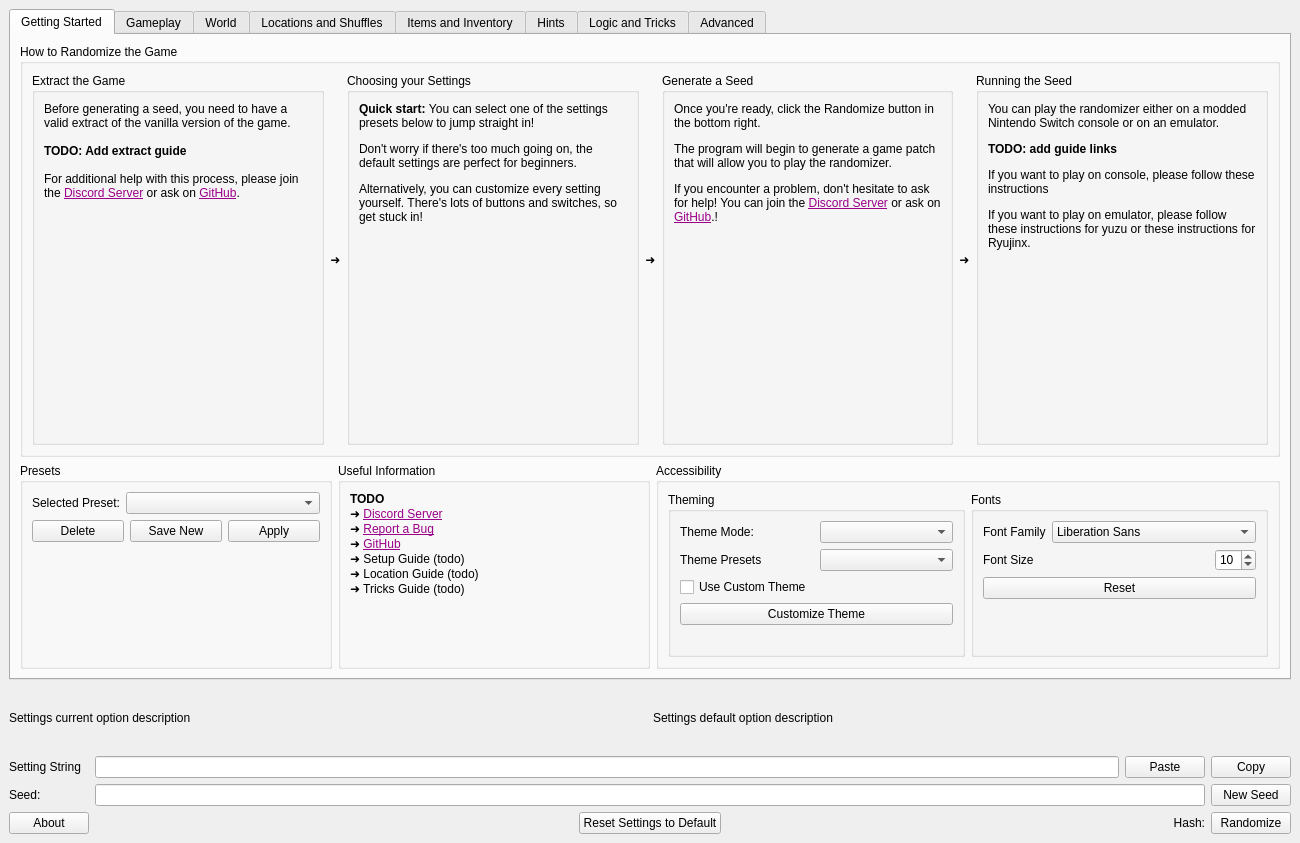
The window that gui/ui/main.ui (mint-choc-chip-skyblade/sshd-rando) describes before a commit, drawn with Qt 5.
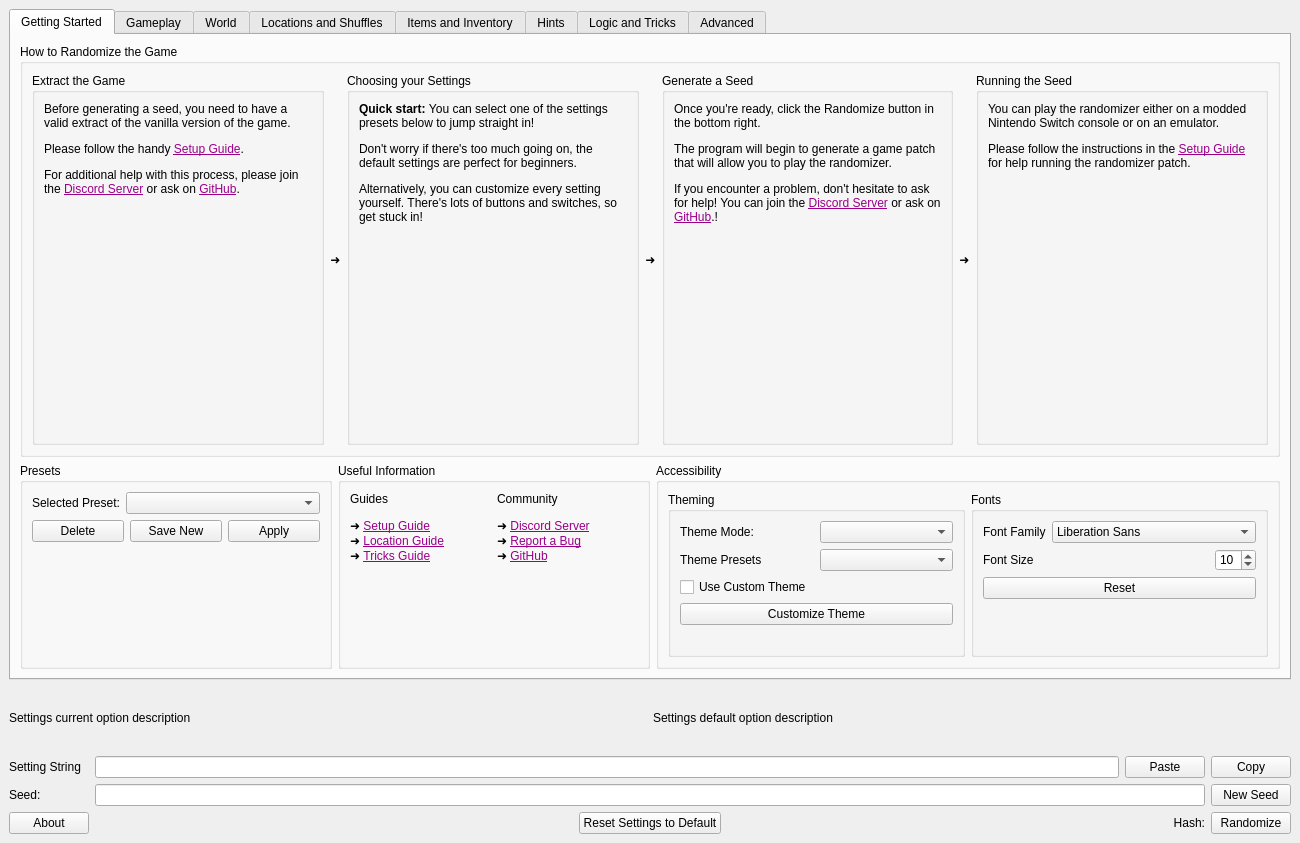
The same window after the commit. The open tabs and pages were chosen to show the change. Custom widgets are drawn as their Qt base class.

Commit message: Add getting started dialog to get extract from the user

What changed in the file:
```diff
--- a/gui/ui/main.ui
+++ b/gui/ui/main.ui
@@ -82,7 +82,16 @@
                  </sizepolicy>
                 </property>
                 <property name="text">
-                 <string>&lt;html&gt;&lt;head/&gt;&lt;body&gt;&lt;p&gt;Before generating a seed, you need to have a valid extract of the vanilla version of the game.&lt;br/&gt;&lt;br/&gt;&lt;span style=&quot; font-weight:700;&quot;&gt;TODO: Add extract guide&lt;/span&gt;&lt;br/&gt;&lt;br/&gt;For additional help with this process, please join the &lt;a href=&quot;https://discord.gg/zkm6yncD&quot;&gt;&lt;span style=&quot; text-decoration: underline; color:#9a0089;&quot;&gt;Discord Server&lt;/span&gt;&lt;/a&gt; or ask on &lt;a href=&quot;https://github.com/mint-choc-chip-skyblade/sshd-rando/issues&quot;&gt;&lt;span style=&quot; text-decoration: underline; color:#9a0089;&quot;&gt;GitHub&lt;/span&gt;&lt;/a&gt;.&lt;/p&gt;&lt;/body&gt;&lt;/html&gt;</string>
+                 <string>&lt;!DOCTYPE HTML PUBLIC &quot;-//W3C//DTD HTML 4.0//EN&quot; &quot;http://www.w3.org/TR/REC-html40/strict.dtd&quot;&gt;
+&lt;html&gt;&lt;head&gt;&lt;meta name=&quot;qrichtext&quot; content=&quot;1&quot; /&gt;&lt;meta charset=&quot;utf-8&quot; /&gt;&lt;style type=&quot;text/css&quot;&gt;
+p, li { white-space: pre-wrap; }
+hr { height: 1px; border-width: 0; }
+li.unchecked::marker { content: &quot;\2610&quot;; }
+li.checked::marker { content: &quot;\2612&quot;; }
+&lt;/style&gt;&lt;/head&gt;&lt;body style=&quot; font-family:'Segoe UI'; font-size:9pt; font-weight:400; font-style:normal;&quot;&gt;
+&lt;p style=&quot; margin-top:12px; margin-bottom:12px; margin-left:0px; margin-right:0px; -qt-block-indent:0; text-indent:0px;&quot;&gt;Before generating a seed, you need to have a valid extract of the vanilla version of the game.&lt;/p&gt;
+&lt;p style=&quot; margin-top:12px; margin-bottom:12px; margin-left:0px; margin-right:0px; -qt-block-indent:0; text-indent:0px;&quot;&gt;Please follow the handy &lt;a href=&quot;https://docs.google.com/document/d/1HHQRXND0n-ZrmhEl4eXjzMANQ-xHK3pKKXPQqSbwXwY/edit#heading=h.pao81jj67p20&quot;&gt;&lt;span style=&quot; text-decoration: underline; color:#9a0089;&quot;&gt;Setup Guide&lt;/span&gt;&lt;/a&gt;.&lt;/p&gt;
+&lt;p style=&quot; margin-top:12px; margin-bottom:12px; margin-left:0px; margin-right:0px; -qt-block-indent:0; text-indent:0px;&quot;&gt;For additional help with this process, please join the &lt;a href=&quot;https://discord.gg/zkm6yncD&quot;&gt;&lt;span style=&quot; text-decoration: underline; color:#9a0089;&quot;&gt;Discord Server&lt;/span&gt;&lt;/a&gt; or ask on &lt;a href=&quot;https://github.com/mint-choc-chip-skyblade/sshd-rando/issues&quot;&gt;&lt;span style=&quot; text-decoration: underline; color:#9a0089;&quot;&gt;GitHub&lt;/span&gt;&lt;/a&gt;.&lt;/p&gt;&lt;/body&gt;&lt;/html&gt;</string>
                 </property>
                 <property name="textFormat">
                  <enum>Qt::RichText</enum>
@@ -253,7 +262,7 @@
                  </sizepolicy>
                 </property>
                 <property name="text">
-                 <string>&lt;html&gt;&lt;head/&gt;&lt;body&gt;&lt;p&gt;You can play the randomizer either on a modded Nintendo Switch console or on an emulator.&lt;/p&gt;&lt;p&gt;&lt;span style=&quot; font-weight:700;&quot;&gt;TODO: add guide links&lt;/span&gt;&lt;/p&gt;&lt;p&gt;If you want to play on console, please follow these instructions&lt;/p&gt;&lt;p&gt;If you want to play on emulator, please follow these instructions for yuzu or these instructions for Ryujinx.&lt;/p&gt;&lt;/body&gt;&lt;/html&gt;</string>
+                 <string>&lt;html&gt;&lt;head/&gt;&lt;body&gt;&lt;p&gt;You can play the randomizer either on a modded Nintendo Switch console or on an emulator.&lt;/p&gt;&lt;p&gt;Please follow the instructions in the &lt;a href=&quot;https://docs.google.com/document/d/1HHQRXND0n-ZrmhEl4eXjzMANQ-xHK3pKKXPQqSbwXwY/edit#heading=h.rs7bif5we63c&quot;&gt;&lt;span style=&quot; text-decoration: underline; color:#9a0089;&quot;&gt;Setup Guide&lt;/span&gt;&lt;/a&gt; for help running the randomizer patch.&lt;/p&gt;&lt;/body&gt;&lt;/html&gt;</string>
                 </property>
                 <property name="textFormat">
                  <enum>Qt::RichText</enum>
@@ -298,6 +307,34 @@
              <string>Useful Information</string>
             </property>
             <layout class="QHBoxLayout" name="horizontalLayout">
+             <item>
+              <widget class="QLabel" name="guides_label">
+               <property name="sizePolicy">
+                <sizepolicy hsizetype="Preferred" vsizetype="Preferred">
+                 <horstretch>0</horstretch>
+                 <verstretch>0</verstretch>
+                </sizepolicy>
+               </property>
+               <property name="text">
+                <string>&lt;html&gt;&lt;head/&gt;&lt;body&gt;&lt;p&gt;Guides&lt;/p&gt;&lt;p&gt;➜ &lt;a href=&quot;https://docs.google.com/document/d/1HHQRXND0n-ZrmhEl4eXjzMANQ-xHK3pKKXPQqSbwXwY&quot;&gt;&lt;span style=&quot; text-decoration: underline; color:#9a0089;&quot;&gt;Setup Guide&lt;/span&gt;&lt;/a&gt;&lt;br/&gt;➜ &lt;a href=&quot;https://docs.google.com/document/d/1bb6GoCBFVREc-wHscRBTfZrftN1OA639iML2azdXqXE&quot;&gt;&lt;span style=&quot; text-decoration: underline; color:#9a0089;&quot;&gt;Location Guide&lt;/span&gt;&lt;/a&gt;&lt;br/&gt;➜ &lt;a href=&quot;https://docs.google.com/document/d/1Dm0jhwXWIvPLuvl-JoRqocTKjXM_jRRmryYqpQMO_6w&quot;&gt;&lt;span style=&quot; text-decoration: underline; color:#9a0089;&quot;&gt;Tricks Guide&lt;/span&gt;&lt;/a&gt;&lt;/p&gt;&lt;/body&gt;&lt;/html&gt;</string>
+               </property>
+               <property name="textFormat">
+                <enum>Qt::RichText</enum>
+               </property>
+               <property name="alignment">
+                <set>Qt::AlignLeading|Qt::AlignLeft|Qt::AlignTop</set>
+               </property>
+               <property name="wordWrap">
+                <bool>true</bool>
+               </property>
+               <property name="openExternalLinks">
+                <bool>true</bool>
+               </property>
+               <property name="textInteractionFlags">
+                <set>Qt::LinksAccessibleByKeyboard|Qt::LinksAccessibleByMouse</set>
+               </property>
+              </widget>
+             </item>
              <item>
               <widget class="QLabel" name="community_label">
                <property name="sizePolicy">
@@ -307,7 +344,7 @@
                 </sizepolicy>
                </property>
                <property name="text">
-                <string>&lt;html&gt;&lt;head/&gt;&lt;body&gt;&lt;p&gt;&lt;span style=&quot; font-weight:700;&quot;&gt;TODO&lt;/span&gt;&lt;br/&gt;&lt;span style=&quot; font-weight:700;&quot;&gt;➜ &lt;/span&gt;&lt;a href=&quot;https://discord.gg/zkm6yncD&quot;&gt;&lt;span style=&quot; text-decoration: underline; color:#9a0089;&quot;&gt;Discord Server&lt;/span&gt;&lt;/a&gt;&lt;br/&gt;&lt;span style=&quot; font-weight:700;&quot;&gt;➜ &lt;/span&gt;&lt;a href=&quot;https://github.com/mint-choc-chip-skyblade/sshd-rando/issues&quot;&gt;&lt;span style=&quot; text-decoration: underline; color:#9a0089;&quot;&gt;Report a Bug&lt;/span&gt;&lt;/a&gt;&lt;br/&gt;&lt;span style=&quot; font-weight:700;&quot;&gt;➜ &lt;/span&gt;&lt;a href=&quot;https://github.com/mint-choc-chip-skyblade/sshd-rando&quot;&gt;&lt;span style=&quot; text-decoration: underline; color:#9a0089;&quot;&gt;GitHub&lt;/span&gt;&lt;/a&gt;&lt;br/&gt;➜ Setup Guide (todo)&lt;br/&gt;➜ Location Guide (todo)&lt;br/&gt;➜ Tricks Guide (todo)&lt;/p&gt;&lt;/body&gt;&lt;/html&gt;</string>
+                <string>&lt;html&gt;&lt;head/&gt;&lt;body&gt;&lt;p&gt;Community&lt;/p&gt;&lt;p&gt;&lt;span style=&quot; font-weight:700;&quot;&gt;➜ &lt;/span&gt;&lt;a href=&quot;https://discord.gg/zkm6yncD&quot;&gt;&lt;span style=&quot; text-decoration: underline; color:#9a0089;&quot;&gt;Discord Server&lt;/span&gt;&lt;/a&gt;&lt;br/&gt;&lt;span style=&quot; font-weight:700;&quot;&gt;➜ &lt;/span&gt;&lt;a href=&quot;https://github.com/mint-choc-chip-skyblade/sshd-rando/issues&quot;&gt;&lt;span style=&quot; text-decoration: underline; color:#9a0089;&quot;&gt;Report a Bug&lt;/span&gt;&lt;/a&gt;&lt;br/&gt;&lt;span style=&quot; font-weight:700;&quot;&gt;➜ &lt;/span&gt;&lt;a href=&quot;https://github.com/mint-choc-chip-skyblade/sshd-rando&quot;&gt;&lt;span style=&quot; text-decoration: underline; color:#9a0089;&quot;&gt;GitHub&lt;/span&gt;&lt;/a&gt;&lt;/p&gt;&lt;/body&gt;&lt;/html&gt;</string>
                </property>
                <property name="textFormat">
                 <enum>Qt::RichText</enum>
```
Left out of the diff: 22 changed lines with no effect on the pictures. The commit also changes 3 other files.
